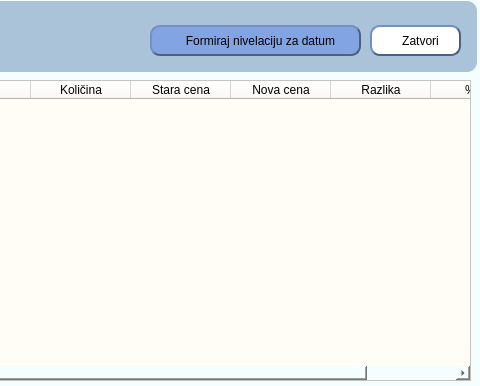
Old version of the form ui/nivelacija.ui in the repository ljuba17/desktop_pos; both pictures show x 280 to 760 and y 0 to 386 of the 760 by 386 pixel window.
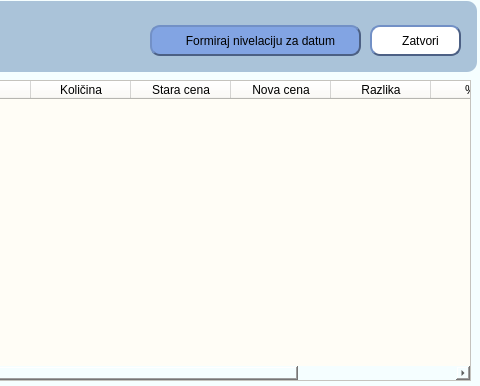
New version of the form. Icons and pictures are not drawn.

Commit message: feat: Zavrsen dialog za izradu Nivelacija za date popuste.

Diff of the .ui file:
```diff
--- a/ui/nivelacija.ui
+++ b/ui/nivelacija.ui
@@ -287,6 +287,18 @@
      </color>
     </property>
    </column>
+   <column>
+    <property name="text">
+     <string>broj</string>
+    </property>
+    <property name="background">
+     <color>
+      <red>162</red>
+      <green>196</green>
+      <blue>224</blue>
+     </color>
+    </property>
+   </column>
   </widget>
  </widget>
  <resources/>
```
The commit also changes 1 other file.
